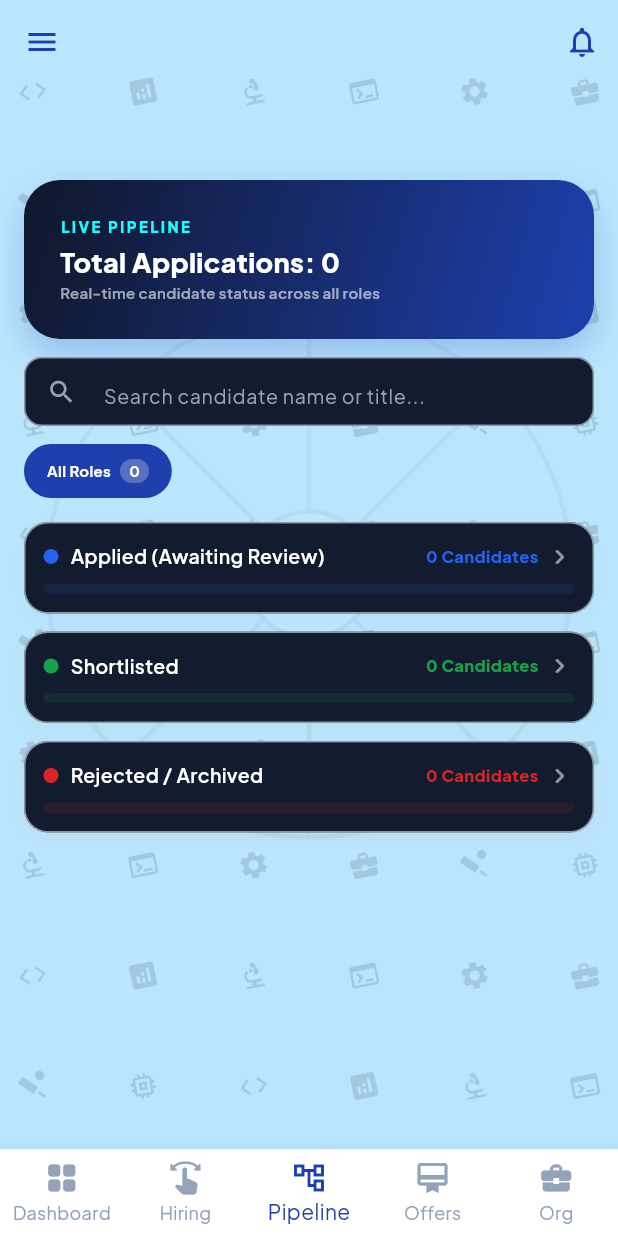
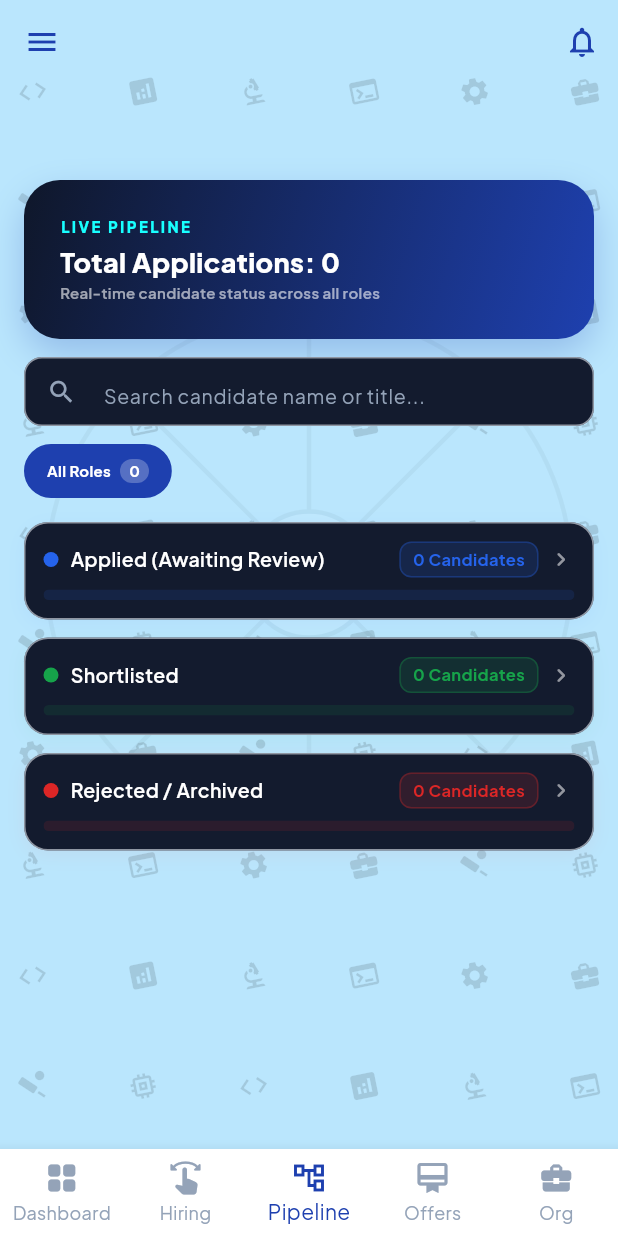
Before and after one commit to Sujithreddy10/pro-recruit-ai, a Flutter app: the RecruiterMasterHub screen opened directly, item 3 of the bottom bar chosen, on a phone screen of 412 x 824 dp. Run offline on Flutter 3.47's test engine with Material 3 defaults, Android fonts, the light colour scheme and no system bars; our stand-ins replace file_picker, flutter_dotenv, google_fonts, share_plus, speech_to_text, supabase_flutter; missing offline and left inert: onesignal_flutter; accounts and stored records are empty.

Commit message:
style(pipeline): add high-contrast accent pill badges for candidate stage counts

```diff
--- a/lib/features/recruiter/widgets/recruiter_pipeline_cards.dart
+++ b/lib/features/recruiter/widgets/recruiter_pipeline_cards.dart
@@ -98,17 +98,34 @@ class RecruiterPipelineStageCard extends StatelessWidget {
                           ),
                         ),
                         const SizedBox(width: 8),
-                        Text(title, style: AppTypography.bodyMediumBold.copyWith(color: Colors.white, fontWeight: FontWeight.w600)),
+                        Text(
+                          title,
+                          style: AppTypography.bodyMediumBold.copyWith(
+                            color: Colors.white,
+                            fontWeight: FontWeight.w600,
+                          ),
+                        ),
                       ],
                     ),
                     Row(
                       children: [
-                        Text(
-                          count,
-                          style: AppTypography.bodySmallBold.copyWith(color: accentColor),
+                        Container(
+                          padding: const EdgeInsets.symmetric(horizontal: 8, vertical: 3),
+                          decoration: BoxDecoration(
+                            color: accentColor.withValues(alpha: 0.15),
+                            borderRadius: BorderRadius.circular(8),
+                            border: Border.all(color: accentColor.withValues(alpha: 0.3)),
+                          ),
+                          child: Text(
+                            count,
+                            style: AppTypography.bodySmallBold.copyWith(
+                              color: accentColor,
+                              fontWeight: FontWeight.w700,
+                            ),
+                          ),
                         ),
-                        const SizedBox(width: 4),
-                        Icon(Icons.chevron_right_rounded, size: 20, color: Colors.white54),
+                        const SizedBox(width: 6),
+                        const Icon(Icons.chevron_right_rounded, size: 18, color: Colors.white54),
                       ],
                     ),
                   ],
```
